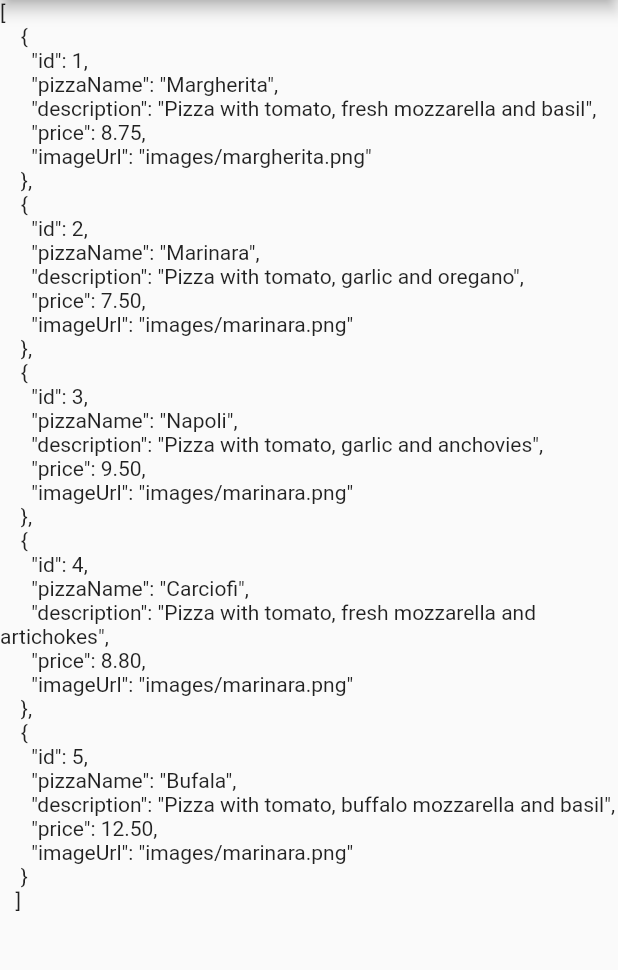
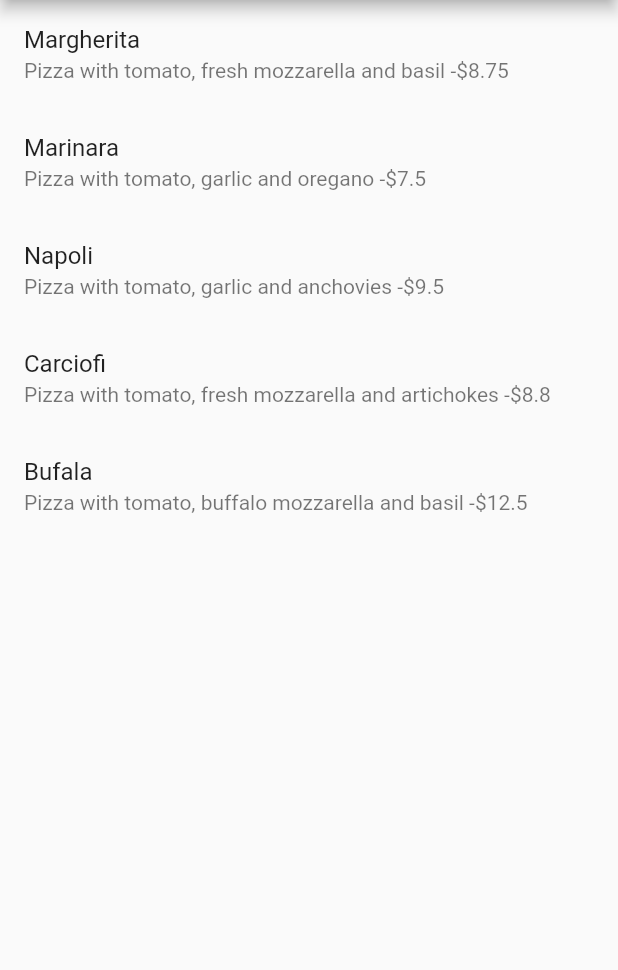
Before and after one commit to usersina/flutter-apps-collection, a Flutter app: the screen it shows after launch, on a phone screen of 412 x 824 dp, the part 84-1054 px from its top. Run offline on Flutter 3.47's test engine with Material 2 defaults, Android fonts, the light colour scheme and no system bars; our stand-ins replace sqflite; accounts and stored records are empty.

Commit message:
Show pizza as list without future builder

```diff
--- /dev/null
+++ b/json_handler/lib/models/pizza.dart
@@ -0,0 +1,23 @@
+class Pizza {
+  int id;
+  String pizzaName;
+  String description;
+  double price;
+  String imageUrl;
+
+  Pizza(
+    this.id,
+    this.pizzaName,
+    this.description,
+    this.price,
+    this.imageUrl,
+  );
+
+  factory Pizza.fromMap(Map<String, dynamic> map) => Pizza(
+        map["id"],
+        map["pizzaName"],
+        map["description"],
+        map["price"],
+        map["imageUrl"],
+      );
+}
--- a/json_handler/lib/screens/main_screen.dart
+++ b/json_handler/lib/screens/main_screen.dart
@@ -1,6 +1,8 @@
+import 'dart:convert';
 import 'dart:developer';
 
 import 'package:flutter/material.dart';
+import 'package:json_handler/models/pizza.dart';
 
 class MainScreen extends StatefulWidget {
   const MainScreen({Key? key}) : super(key: key);
@@ -10,7 +12,7 @@ class MainScreen extends StatefulWidget {
 }
 
 class _MainScreenState extends State<MainScreen> {
-  String? rawData;
+  List<Pizza>? pizzas;
 
   @override
   void initState() {
@@ -25,9 +27,22 @@ class _MainScreenState extends State<MainScreen> {
       appBar: AppBar(
         title: const Text("JSON Handler"),
       ),
-      body: Text(
-        rawData != null ? rawData! : "",
-      ),
+      body: pizzas == null
+          ? const Center(
+              child: CircularProgressIndicator(),
+            )
+          : ListView.builder(
+              itemCount: pizzas!.length,
+              itemBuilder: (BuildContext context, int idx) {
+                Pizza pizza = pizzas![idx];
+                return ListTile(
+                  title: Text(pizza.pizzaName),
+                  subtitle: Text(
+                    pizza.description + " -\$" + pizza.price.toString(),
+                  ),
+                );
+              },
+            ),
     );
   }
 
@@ -35,8 +50,14 @@ class _MainScreenState extends State<MainScreen> {
     String myString = await DefaultAssetBundle.of(context).loadString(
       "assets/pizzalist.json",
     );
+    List rawResult = jsonDecode(myString);
+    List<Pizza> myPizzas = rawResult
+        .map(
+          (item) => Pizza.fromMap(item),
+        )
+        .toList();
     setState(() {
-      rawData = myString;
+      pizzas = myPizzas;
     });
   }
 }
```
